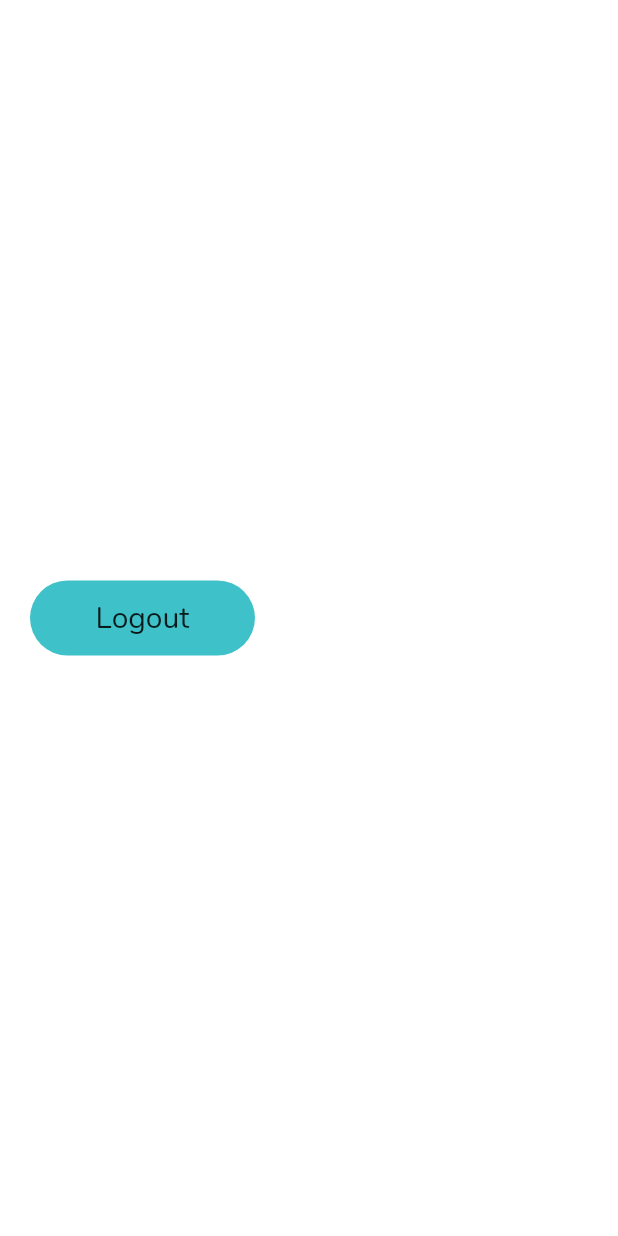
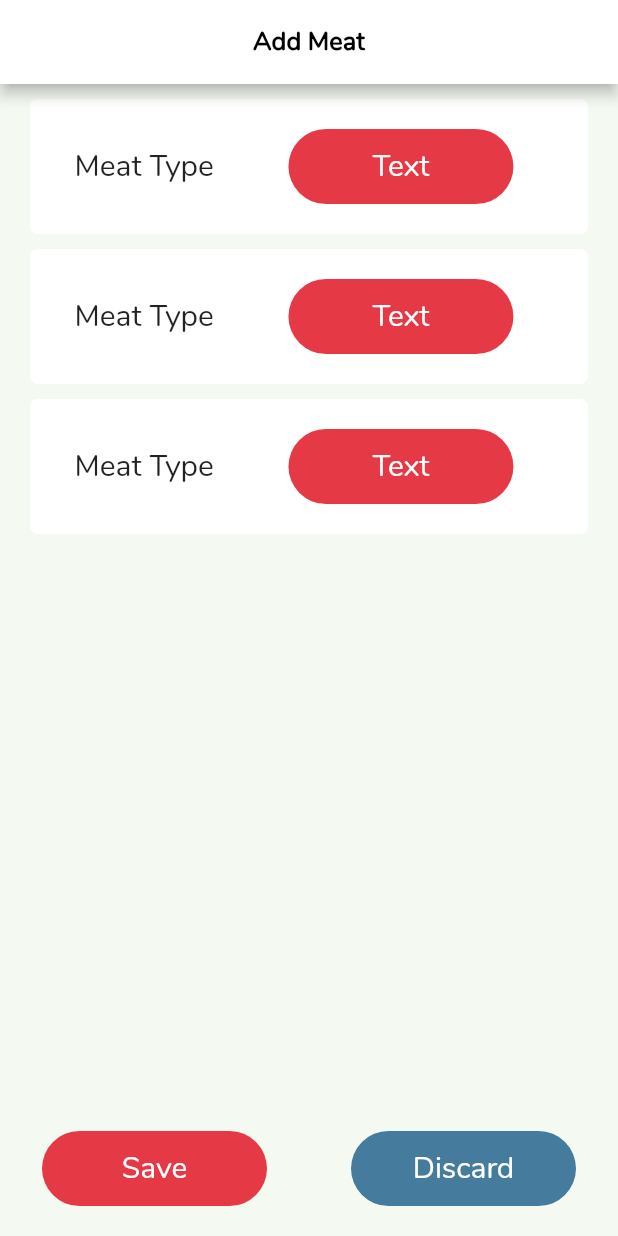
Before and after one commit to Snixells/meat-tracker, a Flutter app: the screen it shows after launch, on a phone screen of 412 x 824 dp. Run offline on Flutter 3.47's test engine with Material 2 defaults, Android fonts, the phone set to English and light mode, and no system bars; our stand-ins replace cloud_firestore, firebase_analytics, firebase_auth, font_awesome_flutter, google_sign_in, rxdart; accounts and stored records are empty.

Commit message:
Working on Add Meat Screen

```diff
--- a/lib/main.dart
+++ b/lib/main.dart
@@ -20,7 +20,8 @@ class MyApp extends StatelessWidget {
       child: MaterialApp(
         // Named Routes
         routes: {
-          '/': (context) => Profile(),
+          '/': (context) => AddMeat(),
+          // '/': (context) => Profile(),
           // '/': (context) => LoginScreen(),
           '/main': (context) => BottomNavbar(),
           '/analytics': (context) => Analytics(),
@@ -29,10 +30,22 @@ class MyApp extends StatelessWidget {
           '/profile': (context) => Profile(),
         },
         theme: ThemeData(
-            fontFamily: 'Nunito',
-            accentColor: Color.fromRGBO(54, 79, 107, 1),
-            primaryColor: Color.fromRGBO(63, 193, 201, 1),
-            appBarTheme: AppBarTheme()),
+          backgroundColor: Colors.blue,
+          canvasColor: Color.fromRGBO(244, 249, 242, 1),
+          fontFamily: 'Nunito',
+          accentColor: Color.fromRGBO(230, 57, 70, 1),
+          primaryColor: Color.fromRGBO(69, 123, 157, 1),
+          appBarTheme: AppBarTheme(
+              textTheme: TextTheme(
+                title: TextStyle(
+                  fontFamily: 'Nunito',
+                  color: Colors.black,
+                  fontSize: 17.0,
+                  fontWeight: FontWeight.w800,
+                ),
+              ),
+              color: Colors.white),
+        ),
       ),
     );
   }
--- /dev/null
+++ b/lib/screens/addMeat.dart
@@ -0,0 +1,71 @@
+import 'package:flutter/material.dart';
+import 'package:meattracker/shared/buttons.dart';
+
+class AddMeat extends StatelessWidget {
+  const AddMeat({Key key}) : super(key: key);
+
+  @override
+  Widget build(BuildContext context) {
+    return Scaffold(
+      appBar: AppBar(
+        title: Text('Add Meat'),
+        centerTitle: true,
+      ),
+      body: Column(
+        children: [
+          Expanded(
+            child: ListView(
+              children: <Widget>[
+                ListItem(),
+                ListItem(),
+                ListItem(),
+              ],
+            ),
+          ),
+          Row(
+            mainAxisAlignment: MainAxisAlignment.spaceAround,
+            children: <Widget>[
+              RoundedButton(text: 'Save', color: Theme.of(context).accentColor),
+              RoundedButton(
+                  text: 'Discard', color: Theme.of(context).primaryColor),
+            ],
+          )
+        ],
+      ),
+    );
+  }
+}
+
+class FormText extends StatelessWidget {
+  final String text;
+
+  const FormText({Key key, this.text = 'Text'}) : super(key: key);
+
+  @override
+  Widget build(BuildContext context) {
+    return Text(
+      text,
+      style: TextStyle(fontSize: 20.0),
+    );
+  }
+}
+
+class ListItem extends StatelessWidget {
+  const ListItem({Key key}) : super(key: key);
+
+  @override
+  Widget build(BuildContext context) {
+    return Container(
+      margin: EdgeInsets.only(left: 20, right: 20, top: 10),
+      decoration: BoxDecoration(
+          color: Colors.white, borderRadius: BorderRadius.circular(5)),
+      child: Row(
+        mainAxisAlignment: MainAxisAlignment.spaceEvenly,
+        children: <Widget>[
+          FormText(text: 'Meat Type'),
+          RoundedButton(color: Theme.of(context).accentColor),
+        ],
+      ),
+    );
+  }
+}
--- a/lib/screens/screens.dart
+++ b/lib/screens/screens.dart
@@ -3,3 +3,4 @@ export 'analytics.dart';
 export 'types.dart';
 export 'login.dart';
 export 'profile.dart';
+export 'addMeat.dart';
--- a/lib/screens/track.dart
+++ b/lib/screens/track.dart
@@ -10,16 +10,14 @@ class TrackMeat extends StatelessWidget {
   Widget build(BuildContext context) {
     return Scaffold(
         appBar: AppBar(
-          title: Text(
-            'Meat Tracker',
-            style: TextStyle(color: Colors.white, fontSize: 25),
-          ),
+          title: Text('Meat Tracker'),
           centerTitle: true,
-          backgroundColor: Theme.of(context).accentColor,
-          leading: IconButton(
-            icon: Icon(FontAwesomeIcons.user),
-            onPressed: () => Navigator.pushNamed(context, '/profile'),
-          ),
+          actions: <Widget>[
+            IconButton(
+              icon: Icon(FontAwesomeIcons.user),
+              onPressed: () => Navigator.pushNamed(context, '/profile'),
+            ),
+          ],
         ),
         body: ListView(
           children: [
--- a/lib/shared/buttons.dart
+++ b/lib/shared/buttons.dart
@@ -8,7 +8,8 @@ class RoundedButton extends StatelessWidget {
       this.borderRadius = 25,
       this.fontSize = 20,
       this.text = 'Text',
-      this.onTab})
+      this.onTab,
+      this.color})
       : super(key: key);
 
   final double sideLength;
@@ -17,6 +18,7 @@ class RoundedButton extends StatelessWidget {
   final double fontSize;
   final String text;
   final Function onTab;
+  final Color color;
 
   @override
   Widget build(BuildContext context) {
@@ -27,18 +29,18 @@ class RoundedButton extends StatelessWidget {
       curve: Curves.easeIn,
       margin: EdgeInsets.all(margin),
       child: Material(
-        color: Theme.of(context).primaryColor,
+        color: color,
         borderRadius: BorderRadius.circular(borderRadius),
         child: InkWell(
           onTap: onTab,
           borderRadius: BorderRadius.circular(borderRadius),
-          splashColor: Theme.of(context).accentColor,
+          splashColor: Theme.of(context).primaryColor,
           child: Row(
             mainAxisAlignment: MainAxisAlignment.center,
             children: <Widget>[
               Text(
                 text,
-                style: TextStyle(fontSize: 20),
+                style: TextStyle(fontSize: 20, color: Colors.white),
               ),
             ],
           ),
```
